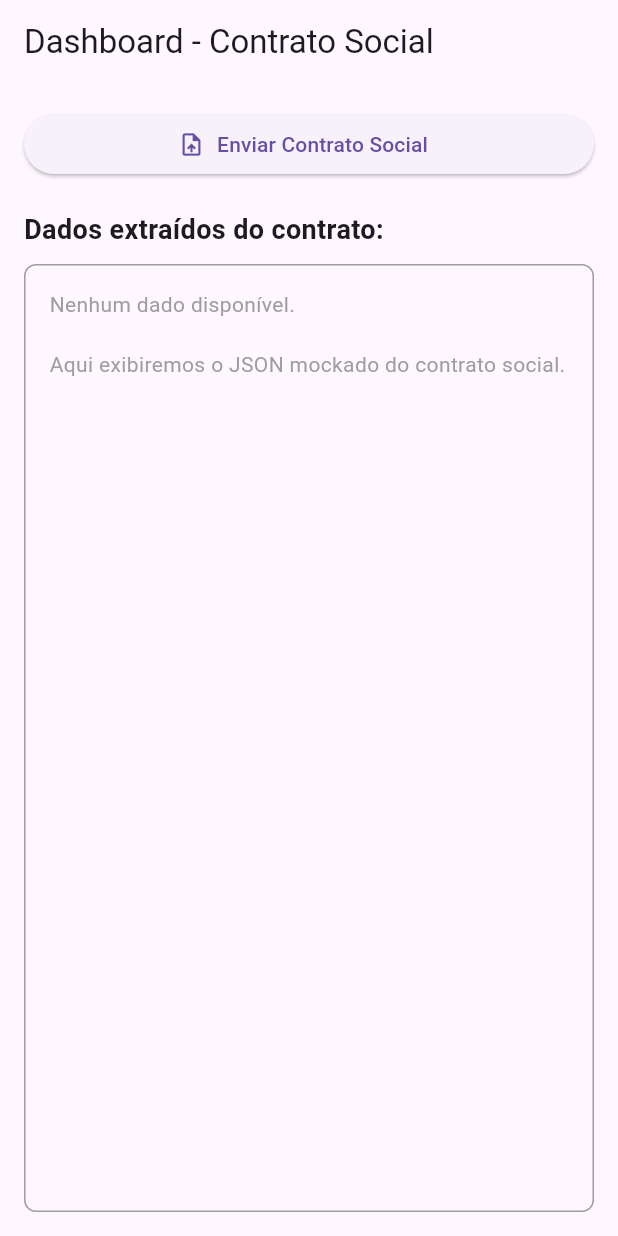
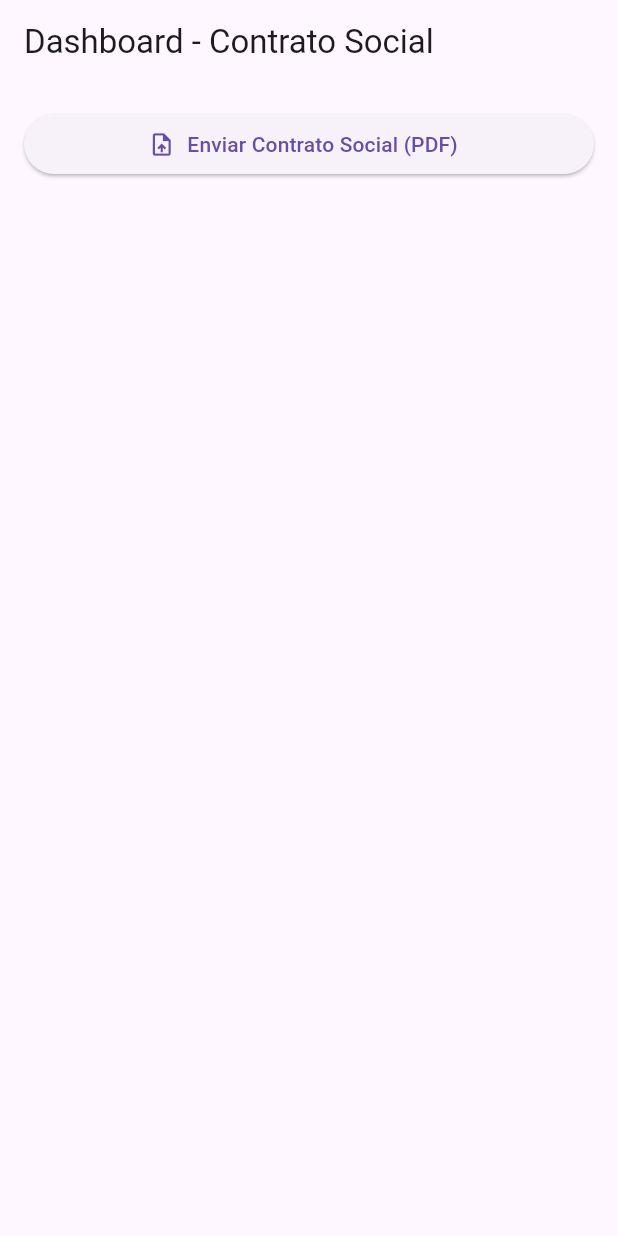
Before and after one commit to aliosmarchehade/contrato-social-paghiper-ddm, a Flutter app: the screen it shows after launch, on a phone screen of 412 x 824 dp. Run offline on Flutter 3.47's test engine with Material 3 defaults, Android fonts, the phone set to English and light mode, and no system bars; our stand-ins replace file_picker, sqflite; accounts and stored records are empty.

Commit message:
fix | upload para contrato social

```diff
--- a/contratosocial/lib/contrato_social_app.dart
+++ b/contratosocial/lib/contrato_social_app.dart
@@ -8,9 +8,8 @@ class ContratoSocialApp extends StatelessWidget {
   Widget build(BuildContext context) {
     return MaterialApp(
       title: 'Processamento de Contrato Social',
-      theme: ThemeData(
-        primarySwatch: Colors.blue,
-      ),
+      debugShowCheckedModeBanner: false,
+      theme: ThemeData(primarySwatch: Colors.blue),
       home: const DashboardPage(),
     );
   }
--- a/contratosocial/lib/dashboard_page.dart
+++ b/contratosocial/lib/dashboard_page.dart
@@ -1,53 +1,73 @@
+import 'dart:typed_data'; // <-- necessário para Uint8List
 import 'package:flutter/material.dart';
+import 'package:file_picker/file_picker.dart';
 
-class DashboardPage extends StatelessWidget {
+class DashboardPage extends StatefulWidget {
   const DashboardPage({super.key});
+
+  @override
+  State<DashboardPage> createState() => _DashboardPageState();
+}
+
+class _DashboardPageState extends State<DashboardPage> {
+  String? _fileName;
+  Uint8List? _fileBytes; // armazenar conteúdo do arquivo
+
+  Future<void> _pickFile() async {
+    try {
+      final result = await FilePicker.platform.pickFiles(
+        type: FileType.custom,
+        allowedExtensions: ['pdf'],
+        withData: true, // necessário na Web para pegar bytes
+      );
+
+      if (result != null && result.files.isNotEmpty) {
+        setState(() {
+          _fileName = result.files.single.name;
+          _fileBytes = result.files.single.bytes; // PDF em memória
+        });
+
+        ScaffoldMessenger.of(context).showSnackBar(
+          SnackBar(content: Text("Arquivo selecionado: $_fileName")),
+        );
+      } else {
+        ScaffoldMessenger.of(context).showSnackBar(
+          const SnackBar(content: Text("Nenhum arquivo selecionado.")),
+        );
+      }
+    } catch (e) {
+      ScaffoldMessenger.of(
+        context,
+      ).showSnackBar(SnackBar(content: Text("Erro ao selecionar arquivo: $e")));
+    }
+  }
 
   @override
   Widget build(BuildContext context) {
     return Scaffold(
-      appBar: AppBar(
-        title: const Text("Dashboard - Contrato Social"),
-      ),
+      appBar: AppBar(title: const Text("Dashboard - Contrato Social")),
       body: Padding(
         padding: const EdgeInsets.all(16.0),
         child: Column(
           crossAxisAlignment: CrossAxisAlignment.stretch,
           children: [
-            // Simulação de upload
             ElevatedButton.icon(
-              onPressed: () {
-                // Futuramente: abrir seletor de arquivo PDF
-                ScaffoldMessenger.of(context).showSnackBar(
-                  const SnackBar(content: Text("Upload de contrato social")),
-                );
-              },
+              onPressed: _pickFile,
               icon: const Icon(Icons.upload_file),
-              label: const Text("Enviar Contrato Social"),
+              label: const Text("Enviar Contrato Social (PDF)"),
             ),
             const SizedBox(height: 20),
 
-            // Área para exibição futura dos dados extraídos
-            const Text(
-              "Dados extraídos do contrato:",
-              style: TextStyle(fontSize: 18, fontWeight: FontWeight.bold),
-            ),
-            const SizedBox(height: 10),
-
-            Expanded(
-              child: Container(
-                padding: const EdgeInsets.all(16),
-                decoration: BoxDecoration(
-                  border: Border.all(color: Colors.grey),
-                  borderRadius: BorderRadius.circular(8),
-                ),
-                child: const Text(
-                  "Nenhum dado disponível.\n\n"
-                  "Aqui exibiremos o JSON mockado do contrato social.",
-                  style: TextStyle(color: Colors.grey),
-                ),
+            if (_fileName != null) ...[
+              Text("Arquivo selecionado: $_fileName"),
+              const SizedBox(height: 10),
+              Text(
+                _fileBytes != null
+                    ? "Arquivo carregado com ${_fileBytes!.length} bytes."
+                    : "Falha ao ler conteúdo.",
+                style: const TextStyle(color: Colors.grey),
               ),
-            ),
+            ],
           ],
         ),
       ),
```
Also changed, not shown: contratosocial/pubspec.yaml (+31 -69 lines), contratosocial/pubspec.lock, 1 other file.
